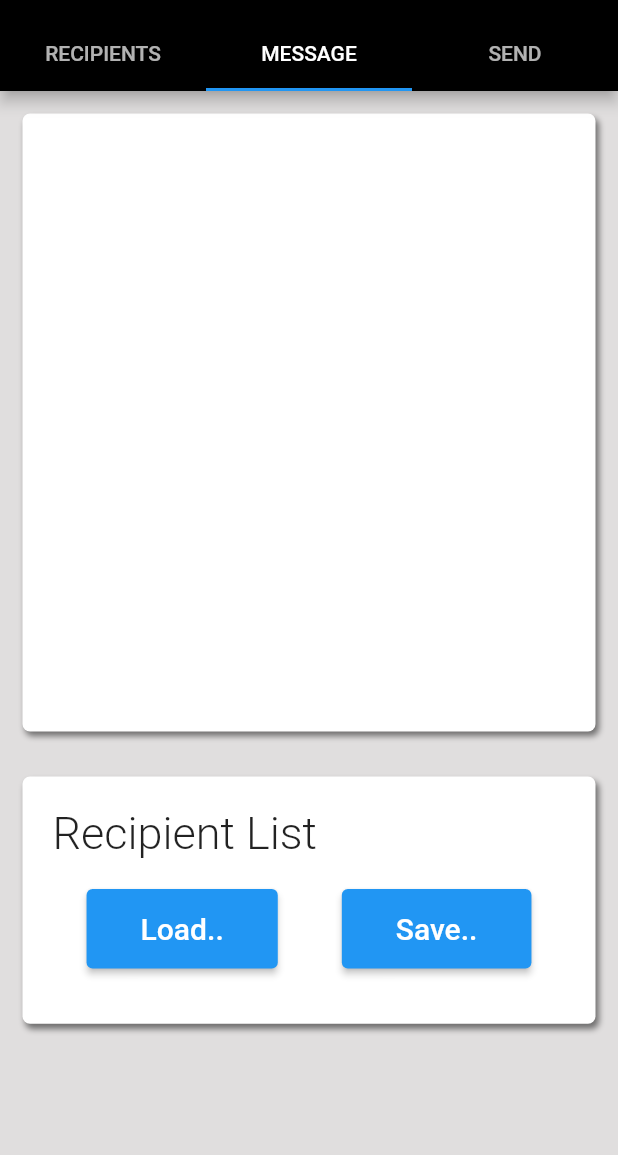
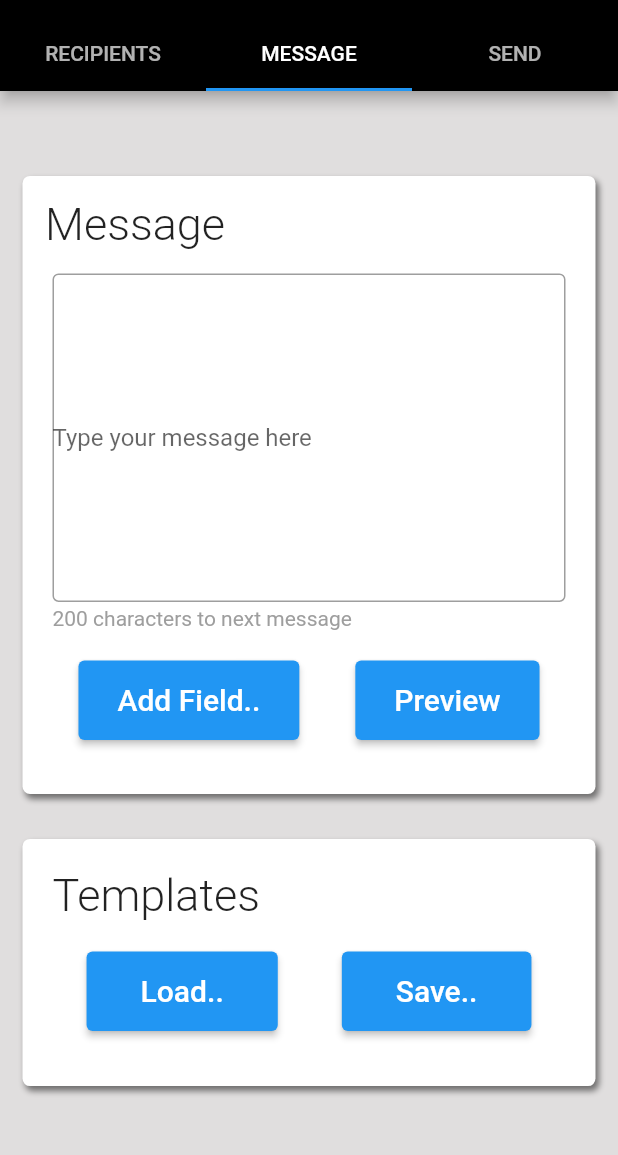
Before and after one commit to okothvientrevor/bulksms, a Flutter app: the screen it shows after launch, tab 2 chosen, on a phone screen of 412 x 824 dp, the part 65-1220 px from its top. Run offline on Flutter 3.47's test engine with Material 2 defaults, Android fonts, the phone set to English and light mode, and no system bars.

Commit message:
Created Message form field on Message tab

```diff
--- a/lib/Tab Pages/message_tab.dart
+++ b/lib/Tab Pages/message_tab.dart
@@ -8,7 +8,8 @@ class MessageTab extends StatelessWidget {
     var size = MediaQuery.of(context).size;
     var height = size.height;
     //var width = size.width;
-    return Column(
+    return SingleChildScrollView(
+      child: Column(
         children: [
           Padding(
             padding: const EdgeInsets.all(15),
@@ -20,6 +21,67 @@ class MessageTab extends StatelessWidget {
                     blurRadius: 3,
                     offset: const Offset(2, 3))
               ], borderRadius: BorderRadius.circular(5), color: Colors.white),
+              child: Column(
+                children: [
+                  Row(
+                    children: const [
+                      Padding(
+                        padding: EdgeInsets.all(15.0),
+                        child: Text(
+                          "Message",
+                          style: TextStyle(
+                              fontSize: 30, fontWeight: FontWeight.w300),
+                        ),
+                      ),
+                    ],
+                  ),
+                  const Padding(
+                    padding: EdgeInsets.symmetric(horizontal: 20),
+                    child: TextField(
+                      textInputAction: TextInputAction.done,
+                      decoration: InputDecoration(
+                          border: OutlineInputBorder(),
+                          hintText: "Type your message here ",
+                          contentPadding: EdgeInsets.only(bottom: 200, top: 0)),
+                    ),
+                  ),
+                  Padding(
+                    padding: const EdgeInsets.fromLTRB(20, 3, 20, 20),
+                    child: Row(
+                      children: const [
+                        Text(
+                          "200 characters to next message",
+                          style: TextStyle(
+                              fontWeight: FontWeight.w400, color: Colors.grey),
+                        )
+                      ],
+                    ),
+                  ),
+                  Row(
+                    mainAxisAlignment: MainAxisAlignment.spaceEvenly,
+                    children: [
+                      ElevatedButton(
+                          onPressed: () {},
+                          child: const Padding(
+                              padding: EdgeInsets.symmetric(
+                                  horizontal: 10, vertical: 15),
+                              child: Text(
+                                "Add Field..",
+                                style: TextStyle(fontSize: 20),
+                              ))),
+                      ElevatedButton(
+                          onPressed: () {},
+                          child: const Padding(
+                              padding: EdgeInsets.symmetric(
+                                  horizontal: 10, vertical: 15),
+                              child: Text(
+                                "Preview",
+                                style: TextStyle(fontSize: 20),
+                              ))),
+                    ],
+                  )
+                ],
+              ),
             ),
           ),
           Padding(
@@ -39,7 +101,7 @@ class MessageTab extends StatelessWidget {
                       Padding(
                         padding: EdgeInsets.all(20),
                         child: Text(
-                        "Recipient List",
+                          "Templates",
                           style: TextStyle(
                               fontSize: 30, fontWeight: FontWeight.w300),
                         ),
@@ -74,6 +136,7 @@ class MessageTab extends StatelessWidget {
             ),
           ),
         ],
+      ),
     );
   }
 }
```
Lines whose indentation alone changed are shown as unchanged.
